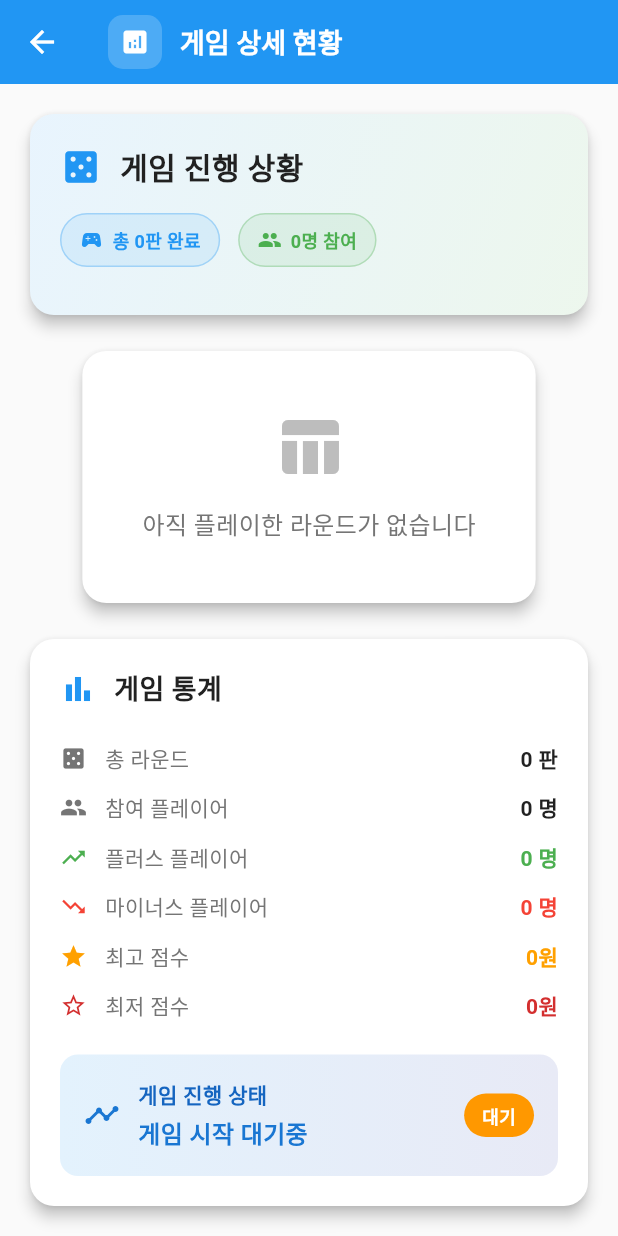
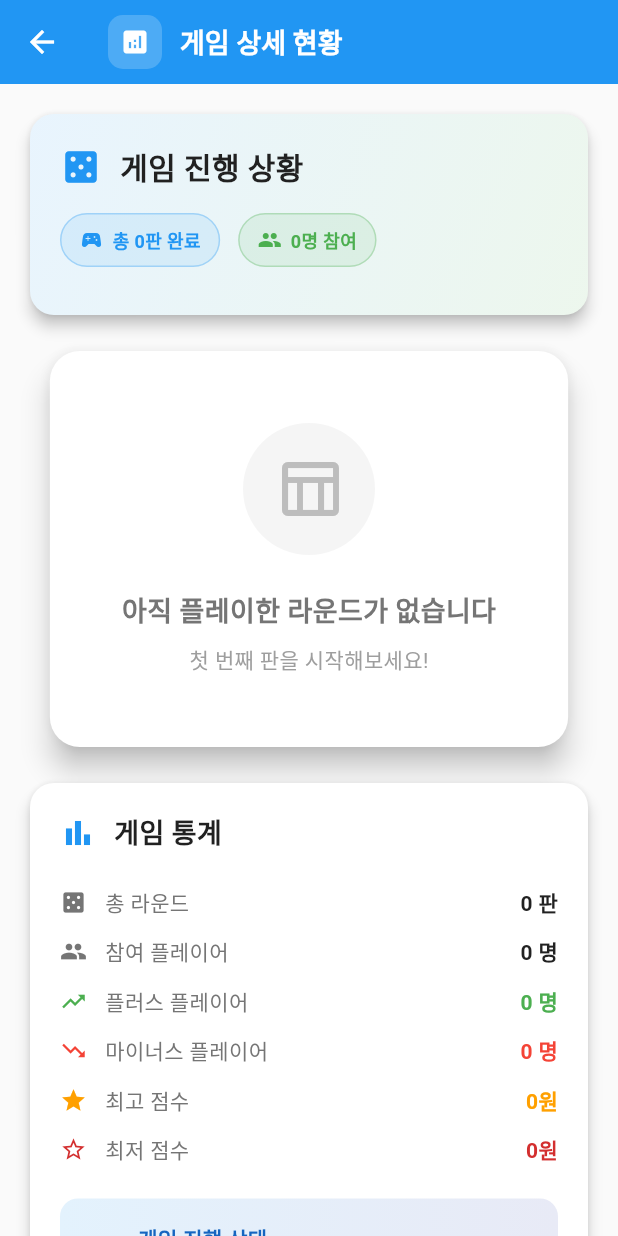
Before and after one commit to gyeolse/flutter_gostop, a Flutter app: the CurrentGameDetailsScreen screen opened directly with empty values, on a phone screen of 412 x 824 dp. Run offline on Flutter 3.47's test engine with Material 3 defaults, Android fonts, the light colour scheme and no system bars; our stand-ins replace firebase_messaging, flutter_local_notifications, flutter_riverpod, go_router, google_mobile_ads, hive and 4 more; accounts and stored records are empty.

Commit message:
[ENH] Add logics
- N/A

```diff
--- a/lib/features/gostop/current_game_details_screen.dart
+++ b/lib/features/gostop/current_game_details_screen.dart
@@ -7,10 +7,7 @@ import 'models/game_data.dart';
 class CurrentGameDetailsScreen extends ConsumerWidget {
   final GameData gameData;
 
-  const CurrentGameDetailsScreen({
-    super.key,
-    required this.gameData,
-  });
+  const CurrentGameDetailsScreen({super.key, required this.gameData});
 
   @override
   Widget build(BuildContext context, WidgetRef ref) {
@@ -25,19 +22,12 @@ class CurrentGameDetailsScreen extends ConsumerWidget {
                 color: Colors.white.withValues(alpha: 0.2),
                 borderRadius: BorderRadius.circular(10),
               ),
-              child: const Icon(
-                Icons.analytics,
-                color: Colors.white,
-                size: 20,
-              ),
+              child: const Icon(Icons.analytics, color: Colors.white, size: 20),
             ),
             const SizedBox(width: 12),
             const Text(
               '게임 상세 현황',
-              style: TextStyle(
-                fontSize: 18,
-                fontWeight: FontWeight.bold,
-              ),
+              style: TextStyle(fontSize: 18, fontWeight: FontWeight.bold),
             ),
           ],
         ),
@@ -79,7 +69,10 @@ class CurrentGameDetailsScreen extends ConsumerWidget {
           gradient: LinearGradient(
             begin: Alignment.topLeft,
             end: Alignment.bottomRight,
-            colors: [AppColors.primary.withValues(alpha: 0.1), AppColors.secondary.withValues(alpha: 0.1)],
+            colors: [
+              AppColors.primary.withValues(alpha: 0.1),
+              AppColors.secondary.withValues(alpha: 0.1),
+            ],
           ),
           borderRadius: BorderRadius.circular(16),
         ),
@@ -88,11 +81,7 @@ class CurrentGameDetailsScreen extends ConsumerWidget {
           children: [
             Row(
               children: [
-                Icon(
-                  Icons.casino,
-                  color: AppColors.primary,
-                  size: 28,
-                ),
+                Icon(Icons.casino, color: AppColors.primary, size: 28),
                 const SizedBox(width: 12),
                 Text(
                   '게임 진행 상황',
@@ -108,9 +97,17 @@ class CurrentGameDetailsScreen extends ConsumerWidget {
 
             Row(
               children: [
-                _buildInfoChip('총 ${gameData.currentRound - 1}판 완료', Icons.sports_esports, AppColors.primary),
+                _buildInfoChip(
+                  '총 ${gameData.currentRound - 1}판 완료',
+                  Icons.sports_esports,
+                  AppColors.primary,
+                ),
                 const SizedBox(width: 12),
-                _buildInfoChip('${gameData.players.length}명 참여', Icons.people, AppColors.secondary),
+                _buildInfoChip(
+                  '${gameData.players.length}명 참여',
+                  Icons.people,
+                  AppColors.secondary,
+                ),
               ],
             ),
 
@@ -126,7 +123,11 @@ class CurrentGameDetailsScreen extends ConsumerWidget {
                 ),
                 child: Row(
                   children: [
-                    Icon(Icons.emoji_events, color: Colors.amber.shade700, size: 24),
+                    Icon(
+                      Icons.emoji_events,
+                      color: Colors.amber.shade700,
+                      size: 24,
+                    ),
                     const SizedBox(width: 12),
                     Expanded(
                       child: Column(
@@ -188,29 +189,45 @@ class CurrentGameDetailsScreen extends ConsumerWidget {
   }
 
   Widget _buildDetailedScoreTable() {
-    final maxRounds = gameData.playerScores.values.fold(0, (max, scores) => scores.length > max ? scores.length : max);
+    final maxRounds = gameData.playerScores.values.fold(
+      0,
+      (max, scores) => scores.length > max ? scores.length : max,
+    );
     final players = gameData.players;
 
     if (maxRounds == 0) {
       return Card(
-        elevation: 4,
-        shape: RoundedRectangleBorder(borderRadius: BorderRadius.circular(16)),
+        elevation: 8,
+        shape: RoundedRectangleBorder(borderRadius: BorderRadius.circular(20)),
         child: Container(
-          padding: const EdgeInsets.all(40),
+          padding: const EdgeInsets.all(48),
           child: Column(
             children: [
-              Icon(
-                Icons.table_chart,
+              Container(
+                padding: const EdgeInsets.all(20),
+                decoration: BoxDecoration(
+                  color: Colors.grey.shade100,
+                  shape: BoxShape.circle,
+                ),
+                child: Icon(
+                  Icons.table_chart_outlined,
                   size: 48,
                   color: Colors.grey.shade400,
                 ),
-              const SizedBox(height: 16),
+              ),
+              const SizedBox(height: 24),
               Text(
                 '아직 플레이한 라운드가 없습니다',
                 style: TextStyle(
-                  fontSize: 16,
+                  fontSize: 18,
+                  fontWeight: FontWeight.w600,
                   color: Colors.grey.shade600,
                 ),
+              ),
+              const SizedBox(height: 8),
+              Text(
+                '첫 번째 판을 시작해보세요!',
+                style: TextStyle(fontSize: 14, color: Colors.grey.shade500),
               ),
             ],
           ),
@@ -219,69 +236,105 @@ class CurrentGameDetailsScreen extends ConsumerWidget {
     }
 
     return Card(
-      elevation: 4,
-      shape: RoundedRectangleBorder(borderRadius: BorderRadius.circular(16)),
+      elevation: 8,
+      shape: RoundedRectangleBorder(borderRadius: BorderRadius.circular(20)),
       child: Column(
         children: [
-          // 헤더
+          // 헤더 - 더 세련되게
           Container(
-            padding: const EdgeInsets.all(16),
+            width: double.infinity,
+            padding: const EdgeInsets.symmetric(horizontal: 24, vertical: 20),
             decoration: BoxDecoration(
               gradient: LinearGradient(
                 colors: [AppColors.primary, AppColors.secondary],
               ),
               borderRadius: const BorderRadius.only(
-                topLeft: Radius.circular(16),
-                topRight: Radius.circular(16),
+                topLeft: Radius.circular(20),
+                topRight: Radius.circular(20),
               ),
             ),
             child: Row(
               children: [
-                const Icon(Icons.table_chart, color: Colors.white, size: 20),
-                const SizedBox(width: 8),
+                Container(
+                  padding: const EdgeInsets.all(8),
+                  decoration: BoxDecoration(
+                    color: Colors.white.withValues(alpha: 0.2),
+                    borderRadius: BorderRadius.circular(10),
+                  ),
+                  child: const Icon(
+                    Icons.table_chart,
+                    color: Colors.white,
+                    size: 20,
+                  ),
+                ),
+                const SizedBox(width: 12),
                 const Text(
                   '라운드별 상세 점수표',
                   style: TextStyle(
                     color: Colors.white,
-                    fontSize: 16,
+                    fontSize: 18,
                     fontWeight: FontWeight.bold,
+                    letterSpacing: 0.3,
                   ),
                 ),
               ],
             ),
           ),
 
-          // 테이블 헤더
+          // 개선된 테이블 컨텐츠
           Container(
-            padding: const EdgeInsets.symmetric(horizontal: 16, vertical: 12),
+            padding: const EdgeInsets.all(20),
+            child: Column(
+              children: [
+                // 플레이어 헤더
+                Container(
+                  padding: const EdgeInsets.symmetric(
+                    horizontal: 16,
+                    vertical: 16,
+                  ),
+                  decoration: BoxDecoration(
                     color: Colors.grey.shade50,
+                    borderRadius: BorderRadius.circular(12),
+                  ),
                   child: Row(
                     children: [
                       SizedBox(
-                  width: 60,
+                        width: 80,
                         child: Text(
                           '라운드',
                           style: TextStyle(
-                      fontSize: 12,
+                            fontSize: 14,
                             fontWeight: FontWeight.bold,
-                      color: AppColors.textPrimary,
+                            color: AppColors.primary,
                           ),
                           textAlign: TextAlign.center,
                         ),
                       ),
-                ...players.map((player) =>
-                  Expanded(
+                      ...players.map(
+                        (player) => Expanded(
                           child: Column(
                             children: [
-                        Text(
+                              Container(
+                                width: 40,
+                                height: 40,
+                                decoration: BoxDecoration(
+                                  color: AppColors.primary.withValues(
+                                    alpha: 0.1,
+                                  ),
+                                  shape: BoxShape.circle,
+                                ),
+                                child: Center(
+                                  child: Text(
                                     player.avatarPath,
-                          style: const TextStyle(fontSize: 14),
+                                    style: const TextStyle(fontSize: 18),
                                   ),
-                        const SizedBox(height: 2),
+                                ),
+                              ),
+                              const SizedBox(height: 8),
                               Text(
                                 player.name,
                                 style: TextStyle(
-                            fontSize: 10,
+                                  fontSize: 12,
                                   fontWeight: FontWeight.bold,
                                   color: AppColors.textPrimary,
                                 ),
@@ -296,77 +349,78 @@ class CurrentGameDetailsScreen extends ConsumerWidget {
                   ),
                 ),
 
-          // 라운드별 점수 행
+                const SizedBox(height: 16),
+
+                // 라운드별 점수 행들
                 ...List.generate(maxRounds, (roundIndex) {
                   return Container(
-              padding: const EdgeInsets.symmetric(horizontal: 16, vertical: 12),
+                    margin: const EdgeInsets.only(bottom: 8),
+                    padding: const EdgeInsets.symmetric(
+                      horizontal: 16,
+                      vertical: 16,
+                    ),
                     decoration: BoxDecoration(
-                color: roundIndex % 2 == 0 ? Colors.transparent : Colors.grey.shade50,
-                border: Border(
-                  bottom: BorderSide(
-                    color: Colors.grey.shade200,
-                    width: roundIndex == maxRounds - 1 ? 0 : 1,
+                      color: Colors.white,
+                      borderRadius: BorderRadius.circular(12),
+                      boxShadow: [
+                        BoxShadow(
+                          color: Colors.black.withValues(alpha: 0.02),
+                          blurRadius: 4,
+                          offset: const Offset(0, 2),
                         ),
-                ),
+                      ],
                     ),
                     child: Row(
                       children: [
-                  // 라운드 번호
+                        // 라운드 번호 - 더 돋보이게
                         SizedBox(
-                    width: 60,
-                    child: Container(
-                      padding: const EdgeInsets.symmetric(vertical: 6, horizontal: 12),
-                      decoration: BoxDecoration(
-                        gradient: LinearGradient(
-                          colors: [AppColors.primary.withValues(alpha: 0.1), AppColors.secondary.withValues(alpha: 0.1)],
-                        ),
-                        borderRadius: BorderRadius.circular(12),
-                        border: Border.all(color: AppColors.primary.withValues(alpha: 0.3)),
-                      ),
+                          width: 80,
                           child: Text(
                             '${roundIndex + 1}판',
                             style: TextStyle(
-                          fontSize: 12,
+                              fontSize: 16,
                               fontWeight: FontWeight.bold,
                               color: AppColors.primary,
                             ),
                             textAlign: TextAlign.center,
                           ),
                         ),
-                  ),
 
-                  // 각 플레이어의 점수
+                        // 각 플레이어의 점수 - 더 깔끔하게
                         ...players.map((player) {
-                    final playerScores = gameData.playerScores[player.id] ?? [];
-                    final score = roundIndex < playerScores.length ? playerScores[roundIndex] : null;
+                          final playerScores =
+                              gameData.playerScores[player.id] ?? [];
+                          final score = roundIndex < playerScores.length
+                              ? playerScores[roundIndex]
+                              : null;
 
                           return Expanded(
-                      child: Container(
-                        margin: const EdgeInsets.symmetric(horizontal: 2),
-                        padding: const EdgeInsets.symmetric(vertical: 8, horizontal: 4),
-                        decoration: BoxDecoration(
-                          color: score != null
-                              ? (score > 0 ? Colors.green.shade50 : score < 0 ? Colors.red.shade50 : Colors.grey.shade50)
-                              : Colors.grey.shade50,
-                          borderRadius: BorderRadius.circular(8),
-                          border: Border.all(
-                            color: score != null
-                                ? (score > 0 ? Colors.green.shade200 : score < 0 ? Colors.red.shade200 : Colors.grey.shade200)
-                                : Colors.grey.shade200,
-                          ),
+                            child: Padding(
+                              padding: const EdgeInsets.symmetric(
+                                horizontal: 2,
                               ),
                               child: Text(
                                 score != null
-                              ? (score > 0 ? '+${_formatCurrency(score)}' : score == 0 ? '0원' : _formatCurrency(score))
+                                    ? (score > 0
+                                          ? '+${_formatCurrency(score)}'
+                                          : score == 0
+                                          ? '0원'
+                                          : _formatCurrency(score))
                                     : '-',
                                 style: TextStyle(
-                            fontSize: 11,
+                                  fontSize: 14,
                                   fontWeight: FontWeight.bold,
                                   color: score != null
-                                ? (score > 0 ? Colors.green.shade700 : score < 0 ? Colors.red.shade700 : AppColors.textSecondary)
+                                      ? (score > 0
+                                            ? Colors.green.shade700
+                                            : score < 0
+                                            ? Colors.red.shade700
+                                            : AppColors.textSecondary)
                                       : Colors.grey.shade500,
                                 ),
                                 textAlign: TextAlign.center,
+                                overflow: TextOverflow.ellipsis,
+                                maxLines: 1,
                               ),
                             ),
                           );
@@ -376,83 +430,52 @@ class CurrentGameDetailsScreen extends ConsumerWidget {
                   );
                 }),
 
-          // 합계 행
+                const SizedBox(height: 16),
+
+                // 합계 행 - 더 강조되게
                 Container(
-            padding: const EdgeInsets.symmetric(horizontal: 16, vertical: 12),
+                  padding: const EdgeInsets.symmetric(
+                    horizontal: 16,
+                    vertical: 20,
+                  ),
                   decoration: BoxDecoration(
-              color: Colors.grey.shade100,
-              borderRadius: const BorderRadius.only(
-                bottomLeft: Radius.circular(16),
-                bottomRight: Radius.circular(16),
+                    gradient: LinearGradient(
+                      colors: [Colors.grey.shade100, Colors.grey.shade50],
                     ),
+                    borderRadius: BorderRadius.circular(12),
                   ),
                   child: Row(
                     children: [
                       SizedBox(
-                  width: 60,
-                  child: Container(
-                    padding: const EdgeInsets.symmetric(vertical: 6, horizontal: 8),
-                    decoration: BoxDecoration(
-                      gradient: LinearGradient(
-                        colors: [AppColors.primary, AppColors.secondary],
-                      ),
-                      borderRadius: BorderRadius.circular(12),
-                    ),
-                    child: const Text(
+                        width: 80,
+                        child: Text(
                           '합계',
                           style: TextStyle(
-                        fontSize: 12,
+                            fontSize: 16,
                             fontWeight: FontWeight.bold,
-                        color: Colors.white,
+                            color: AppColors.primary,
                           ),
                           textAlign: TextAlign.center,
-                    ),
                         ),
                       ),
 
                       // 각 플레이어의 총점
                       ...players.map((player) {
                         final totalScore = gameData.totalScores[player.id] ?? 0;
-                  final isLeading = totalScore == gameData.maxScore && totalScore > 0;
+                        final isLeading =
+                            totalScore == gameData.maxScore && totalScore > 0;
 
                         return Expanded(
-                    child: Container(
-                      margin: const EdgeInsets.symmetric(horizontal: 2),
-                      padding: const EdgeInsets.symmetric(vertical: 8, horizontal: 4),
-                      decoration: BoxDecoration(
-                        gradient: LinearGradient(
-                          colors: isLeading
-                              ? [Colors.amber.shade100, Colors.orange.shade100]
-                              : totalScore > 0
-                                  ? [Colors.green.shade100, Colors.green.shade200]
-                                  : totalScore < 0
-                                      ? [Colors.red.shade100, Colors.red.shade200]
-                                      : [Colors.grey.shade200, Colors.grey.shade300],
-                        ),
-                        borderRadius: BorderRadius.circular(8),
-                        border: Border.all(
-                          color: isLeading
-                              ? Colors.amber.shade400
-                              : totalScore > 0
-                                  ? Colors.green.shade400
-                                  : totalScore < 0
-                                      ? Colors.red.shade400
-                                      : Colors.grey.shade400,
-                          width: 1.5,
-                        ),
-                      ),
+                          child: Padding(
+                            padding: const EdgeInsets.symmetric(horizontal: 2),
                             child: Column(
                               children: [
-                          if (isLeading)
-                            Icon(
-                              Icons.emoji_events,
-                              color: Colors.amber.shade700,
-                              size: 14,
-                            ),
                                 Text(
-                            totalScore > 0 ? '+${_formatCurrency(totalScore)}' : _formatCurrency(totalScore),
+                                  totalScore > 0
+                                      ? '+${_formatCurrency(totalScore)}'
+                                      : _formatCurrency(totalScore),
                                   style: TextStyle(
-                              fontSize: 12,
+                                    fontSize: 14,
                                     fontWeight: FontWeight.bold,
                                     color: isLeading
                                         ? Colors.amber.shade800
@@ -463,12 +486,17 @@ class CurrentGameDetailsScreen extends ConsumerWidget {
                                         : AppColors.textSecondary,
                                   ),
                                   textAlign: TextAlign.center,
+                                  overflow: TextOverflow.ellipsis,
+                                  maxLines: 1,
                                 ),
                               ],
                             ),
                           ),
                         );
                       }),
+                    ],
+                  ),
+                ),
               ],
             ),
           ),
@@ -482,10 +510,20 @@ class CurrentGameDetailsScreen extends ConsumerWidget {
     final totalPlayers = gameData.players.length;
 
     // 통계 계산
-    final positiveScorePlayers = gameData.totalScores.values.where((score) => score > 0).length;
-    final negativeScorePlayers = gameData.totalScores.values.where((score) => score < 0).length;
-    final highestScore = gameData.totalScores.values.fold(0, (max, score) => score > max ? score : max);
-    final lowestScore = gameData.totalScores.values.fold(0, (min, score) => score < min ? score : min);
+    final positiveScorePlayers = gameData.totalScores.values
+        .where((score) => score > 0)
+        .length;
+    final negativeScorePlayers = gameData.totalScores.values
+        .where((score) => score < 0)
+        .length;
+    final highestScore = gameData.totalScores.values.fold(
+      0,
+      (max, score) => score > max ? score : max,
+    );
+    final lowestScore = gameData.totalScores.values.fold(
+      0,
+      (min, score) => score < min ? score : min,
+    );
 
     return Card(
       elevation: 4,
@@ -497,11 +535,7 @@ class CurrentGameDetailsScreen extends ConsumerWidget {
           children: [
             Row(
               children: [
-                Icon(
-                  Icons.bar_chart,
-                  color: AppColors.primary,
-                  size: 24,
-                ),
+                Icon(Icons.bar_chart, color: AppColors.primary, size: 24),
                 const SizedBox(width: 12),
                 Text(
                   '게임 통계',
@@ -518,10 +552,30 @@ class CurrentGameDetailsScreen extends ConsumerWidget {
             // 통계 정보
             _buildStatRow('총 라운드', '$totalRounds 판', Icons.casino),
             _buildStatRow('참여 플레이어', '$totalPlayers 명', Icons.people),
-            _buildStatRow('플러스 플레이어', '$positiveScorePlayers 명', Icons.trending_up, color: Colors.green),
-            _buildStatRow('마이너스 플레이어', '$negativeScorePlayers 명', Icons.trending_down, color: Colors.red),
-            _buildStatRow('최고 점수', _formatCurrency(highestScore), Icons.star, color: Colors.amber.shade700),
-            _buildStatRow('최저 점수', _formatCurrency(lowestScore), Icons.star_outline, color: Colors.red.shade700),
+            _buildStatRow(
+              '플러스 플레이어',
+              '$positiveScorePlayers 명',
+              Icons.trending_up,
+              color: Colors.green,
+            ),
+            _buildStatRow(
+              '마이너스 플레이어',
+              '$negativeScorePlayers 명',
+              Icons.trending_down,
+              color: Colors.red,
+            ),
+            _buildStatRow(
+              '최고 점수',
+              _formatCurrency(highestScore),
+              Icons.star,
+              color: Colors.amber.shade700,
+            ),
+            _buildStatRow(
+              '최저 점수',
+              _formatCurrency(lowestScore),
+              Icons.star_outline,
+              color: Colors.red.shade700,
+            ),
 
             const SizedBox(height: 16),
 
@@ -563,7 +617,10 @@ class CurrentGameDetailsScreen extends ConsumerWidget {
                     ),
                   ),
                   Container(
-                    padding: const EdgeInsets.symmetric(horizontal: 12, vertical: 6),
+                    padding: const EdgeInsets.symmetric(
+                      horizontal: 12,
+                      vertical: 6,
+                    ),
                     decoration: BoxDecoration(
                       color: totalRounds > 0 ? Colors.green : Colors.orange,
                       borderRadius: BorderRadius.circular(16),
@@ -586,24 +643,22 @@ class CurrentGameDetailsScreen extends ConsumerWidget {
     );
   }
 
-  Widget _buildStatRow(String label, String value, IconData icon, {Color? color}) {
+  Widget _buildStatRow(
+    String label,
+    String value,
+    IconData icon, {
+    Color? color,
+  }) {
     return Padding(
       padding: const EdgeInsets.symmetric(vertical: 6),
       child: Row(
         children: [
-          Icon(
-            icon,
-            size: 18,
-            color: color ?? AppColors.textSecondary,
-          ),
+          Icon(icon, size: 18, color: color ?? AppColors.textSecondary),
           const SizedBox(width: 12),
           Expanded(
             child: Text(
               label,
-              style: TextStyle(
-                fontSize: 14,
-                color: AppColors.textSecondary,
-              ),
+              style: TextStyle(fontSize: 14, color: AppColors.textSecondary),
             ),
           ),
           Text(
```
Also changed, not shown: lib/features/gostop/game_screen.dart (+18 -0 lines), lib/features/gostop/history_screen.dart (+44 -52 lines), lib/features/gostop/home_screen.dart (+24 -25 lines), lib/features/gostop/models/game_result.dart (+25 -11 lines), lib/features/gostop/result_screen.dart (+17 -3 lines), lib/features/gostop/models/game_result.g.dart. Lines whose indentation alone changed are shown as unchanged.
